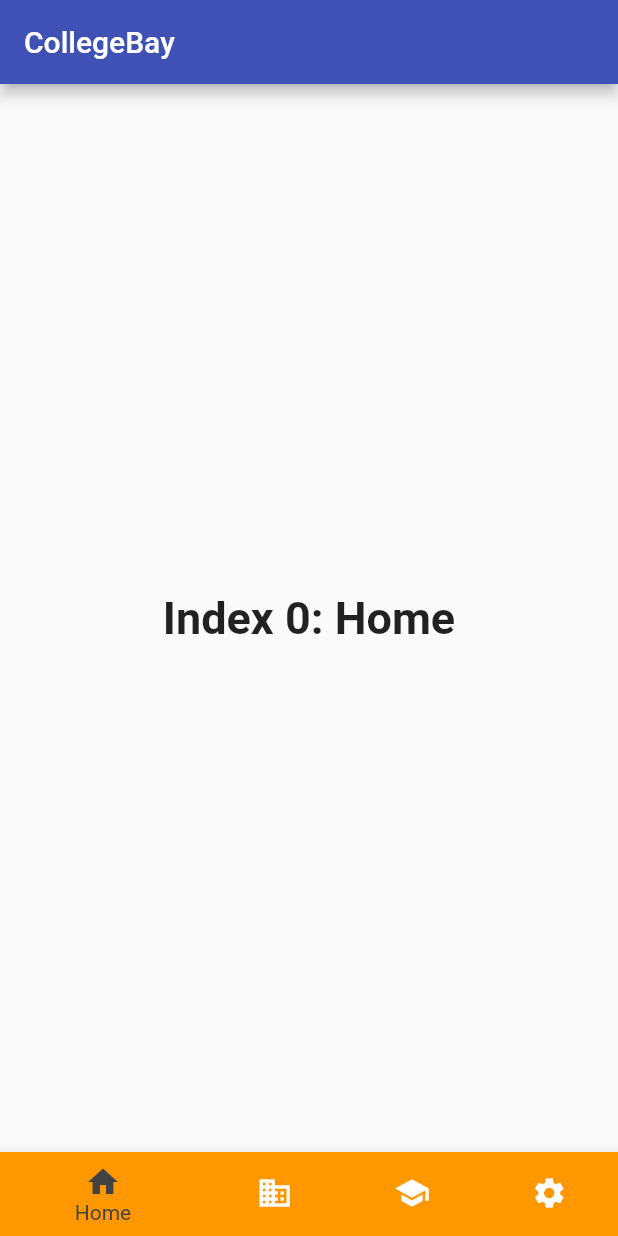
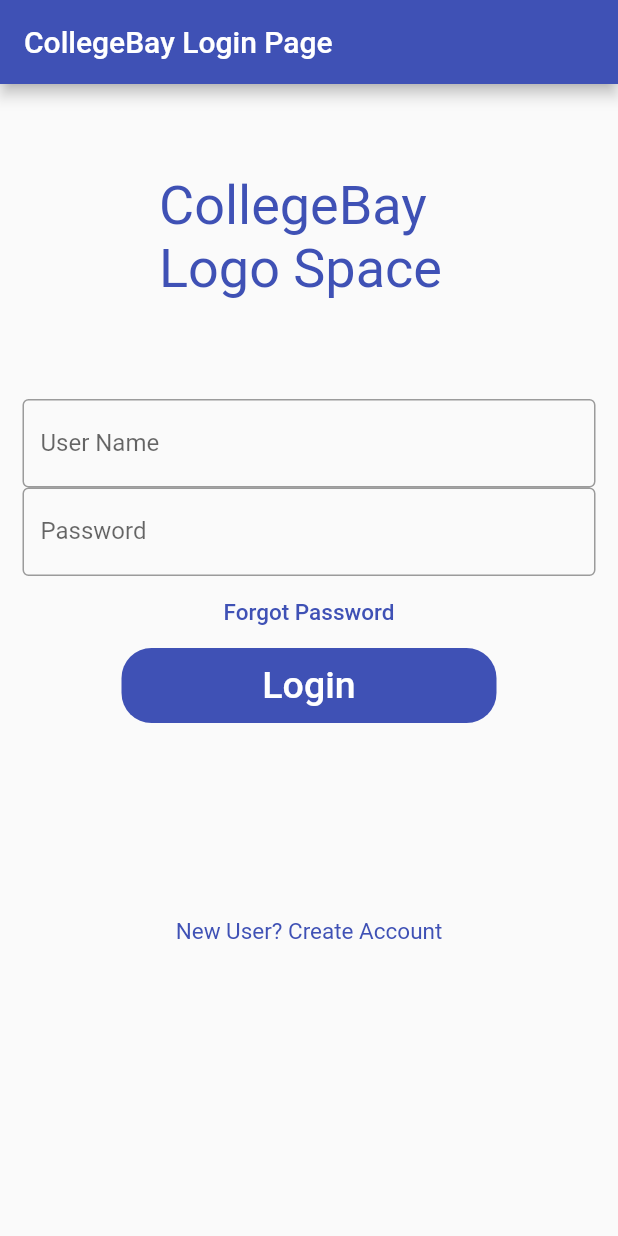
Before and after one commit to KodingKat/college_bay, a Flutter app: the screen it shows after launch, on a phone screen of 412 x 824 dp. Run offline on Flutter 3.47's test engine with Material 2 defaults, Android fonts, the phone set to English and light mode, and no system bars; our stand-ins replace cloud_firestore, firebase_storage, image_picker; accounts and stored records are empty.

Commit message:
Login page

```diff
--- a/lib/main.dart
+++ b/lib/main.dart
@@ -19,7 +19,7 @@ class MyApp extends StatelessWidget {
       theme: ThemeData(
         primarySwatch: Colors.indigo,
       ),
-      home: MyStatefulWidget(),
+      home: LoginPage(),
     );
   }
 }
@@ -29,6 +29,97 @@ class MyHomePage extends StatefulWidget {
   _MyHomePageState createState() => _MyHomePageState();
 }
 
+
+class LoginPage extends StatefulWidget {
+  @override
+  _LoginPageState createState() => _LoginPageState();
+}
+
+
+class _LoginPageState extends State<LoginPage> {
+  @override
+  Widget build(BuildContext context) {
+    return Scaffold(
+        appBar: AppBar(
+          title: Text('CollegeBay Login Page'),
+        ),
+        body: SingleChildScrollView(
+            child: Column(
+                children: <Widget>[
+                  Padding(
+                      padding: const EdgeInsets.only(top: 60.0),
+                      child: Center(
+                          child: Container(
+                            width: 200,
+                            height:150,
+                            child: Text(
+                              'CollegeBay Logo Space',
+                              style: TextStyle(
+                                  color: Colors.indigo, fontSize: 36),
+                            ),
+                          ),
+                      ),
+                  ),
+                  Padding(
+                      padding: EdgeInsets.symmetric(horizontal: 15),
+                      child: TextField(
+                        decoration: InputDecoration(
+                          border: OutlineInputBorder(),
+                          labelText: 'User Name',
+                          hintText: 'Enter school email address'
+                        ),
+                      ),
+                  ),
+                  Padding(
+                    padding: EdgeInsets.symmetric(horizontal: 15),
+                    child: TextField(
+                      obscureText: true,
+                      decoration: InputDecoration(
+                        border: OutlineInputBorder(),
+                        labelText: 'Password',
+                        hintText: '8-16 characters'
+                      ),
+                    ),
+                  ),
+                  TextButton(
+                    onPressed: (){
+
+                    },
+                    child: Text(
+                      'Forgot Password',
+                      style: TextStyle(color: Colors.indigo, fontSize: 15),
+                    ),
+                  ),
+                  Container(
+                    height: 50,
+                    width: 250,
+                    decoration: BoxDecoration(
+                      color: Colors.indigo, borderRadius:
+                        BorderRadius.circular(20)),
+                    child: TextButton(
+                      onPressed: () {
+                        Navigator.push(
+                            context, MaterialPageRoute(
+                            builder: (_) => MyStatefulWidget()));
+                      },
+                      child: Text(
+                        'Login',
+                        style: TextStyle(color: Colors.white, fontSize: 25),
+                      ),
+                    ),
+                  ),
+                  SizedBox(
+                    height: 130,
+                  ),
+                  Text('New User? Create Account',
+                      style: TextStyle(color: Colors.indigo, fontSize: 15),
+                  ),
+                ],
+            ),
+        ),
+    );
+  }
+}
 class _MyHomePageState extends State<MyHomePage> {
   File _image;
   String _uploadedFileURL;
```
Also changed, not shown: 2 other files.
